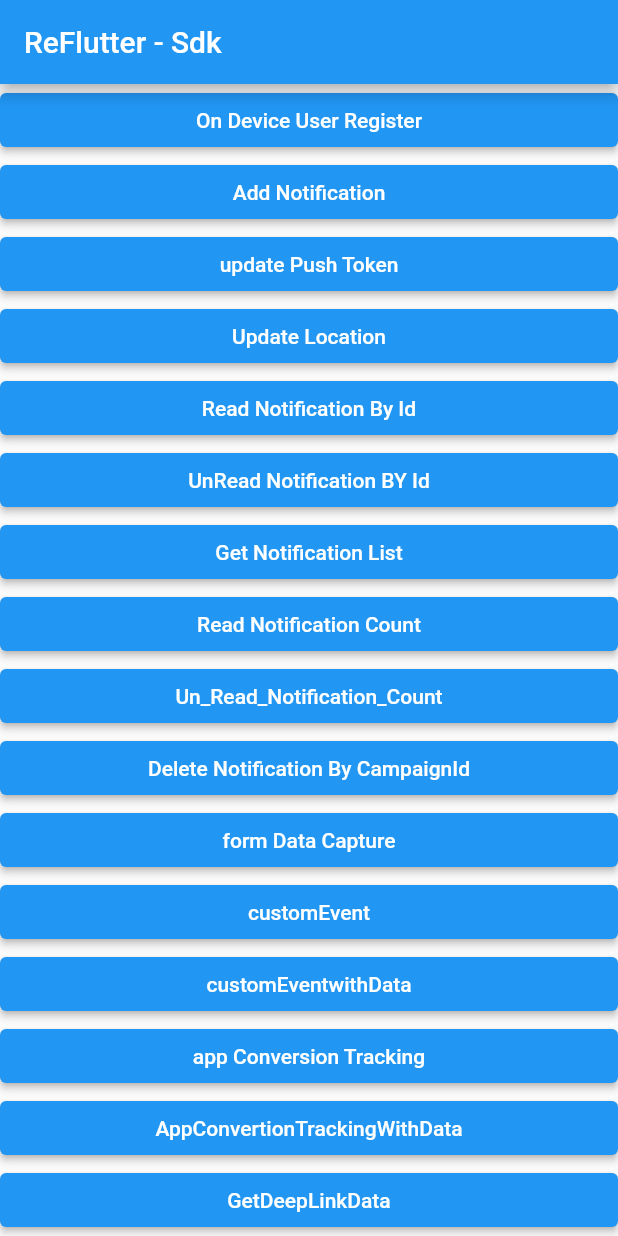
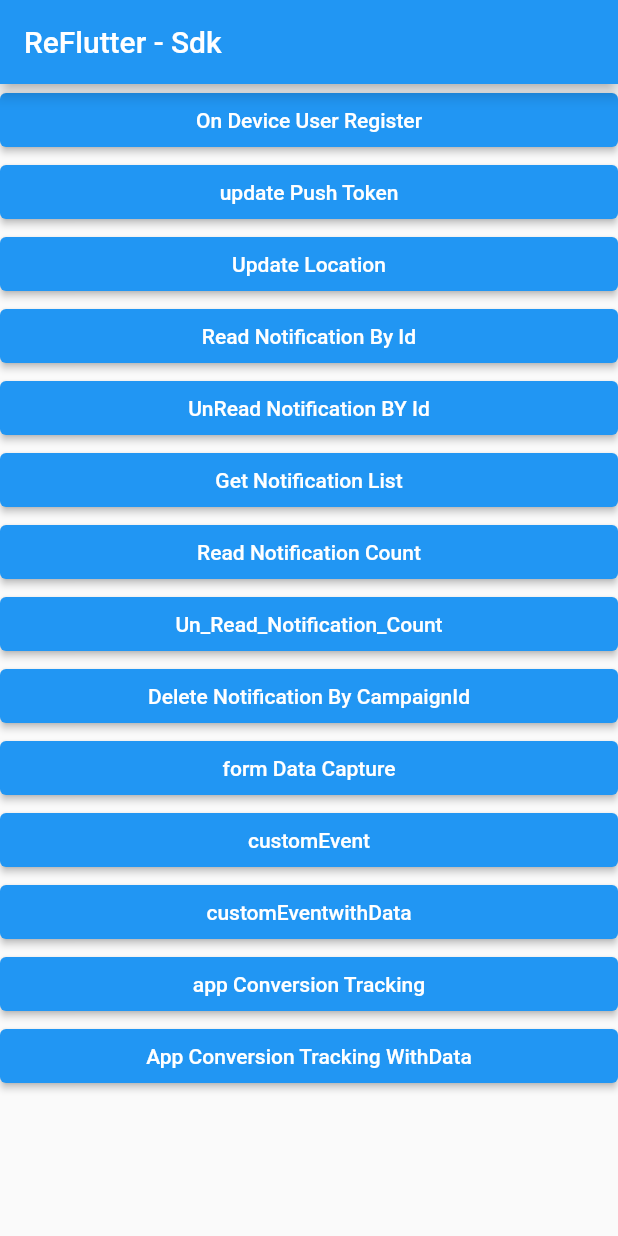
Before and after one commit to ResulticksInc/refluttersdk, a Flutter app: the screen it shows after launch, after a tap on "Delete Notification By CampaignId", on a phone screen of 412 x 824 dp. Run offline on Flutter 3.47's test engine with Material 2 defaults, Android fonts, the phone set to English and light mode, and no system bars; our stand-ins replace firebase_core, firebase_messaging, plugin_platform_interface, uni_links; accounts and stored records are empty.

Commit message:
replaced existing code with cleanedup code

```diff
--- a/example/lib/main.dart
+++ b/example/lib/main.dart
@@ -1,71 +1,79 @@
+import 'package:flutter/material.dart';
+import 'package:firebase_messaging/firebase_messaging.dart';
+import 'package:firebase_core/firebase_core.dart';
+import 'package:refluttersdk/refluttersdk.dart';
 import 'package:flutter/foundation.dart';
-import 'package:flutter/material.dart';
 import 'package:flutter/services.dart';
 import 'dart:async';
-import 'package:refluttersdk/refluttersdk.dart';
-import 'package:firebase_core/firebase_core.dart';
-import 'package:firebase_messaging/firebase_messaging.dart';
-import 'package:get/get.dart';
-import 'package:uni_links/uni_links.dart';
 
 void main() async {
   WidgetsFlutterBinding.ensureInitialized();
   await Firebase.initializeApp();
-  runApp(const MyApp());
+  runApp(MyApp());
 }
 
-class MyApp extends StatefulWidget {
-  const MyApp({super.key});
+class MyApp extends StatelessWidget {
+  const MyApp({Key? key}) : super(key: key);
+  // This widget is the root of your application.
+  @override
+  Widget build(BuildContext context) {
+    return MaterialApp(
+      title: 'Flutter Demo',
+      theme: ThemeData(
+        // This is the theme of your application.
+        //
+        // Try running your application with "flutter run". You'll see the
+        // application has a blue toolbar. Then, without quitting the app, try
+        // changing the primarySwatch below to Colors.green and then invoke
+        // "hot reload" (press "r" in the console where you ran "flutter run",
+        // or simply save your changes to "hot reload" in a Flutter IDE).
+        // Notice that the counter didn't reset back to zero; the application
+        // is not restarted.
+        primarySwatch: Colors.blue,
+      ),
+      home: const MyHomePage(title: 'Flutter Demo Home Page'),
+    );
+  }
+}
+
+class MyHomePage extends StatefulWidget {
+  const MyHomePage({Key? key, required this.title}) : super(key: key);
+
+  // This widget is the home page of your application. It is stateful, meaning
+  // that it has a State object (defined below) that contains fields that affect
+  // how it looks.
+
+  // This class is the configuration for the state. It holds the values (in this
+  // case the title) provided by the parent (in this case the App widget) and
+  // used by the build method of the State. Fields in a Widget subclass are
+  // always marked "final".
+
+  final String title;
 
   @override
-  State<MyApp> createState() => _MyAppState();
+  State<MyHomePage> createState() => _MyHomePageState();
 }
 
-class _MyAppState extends State<MyApp> {
-
-  bool _initialURILinkHandled = false;
-  Uri? _initialURI;
-  Uri? _currentURI;
-  Object? _err;
-  StreamSubscription? _streamSubscription;
-
-  String _platformVersion = 'Unknown';
+class _MyHomePageState extends State<MyHomePage> {
   final _refluttersdkPlugin = Refluttersdk();
-  String token = "dEHA8nVPTq6wHFINot8wu-:APA91bHGLIoi2wp2tPmzMuVSqFtC3_KnB4lyXnzGhezi9MMwTiFzxrr1flBo_ltcgh0nI22QuXdStKk7W7mxA9MftHU15NmZKpcvRrcTXEUYAI1dkIpkqwzYpUl3jFKz8Bm9JDK-uf9m";
-  int notificationCount = 0,
-      _counter = 0;
-  late String cid;
-  late String nList;
-  TextEditingController controller1 = TextEditingController();
-
-
-  Future<void> setupInteractedMessage() async {
-    RemoteMessage? initialMessage =
-    await FirebaseMessaging.instance.getInitialMessage();
-
-    if (initialMessage != null) {
-     // getdeepLinkData();
-    }
-  }
-
+  late FirebaseMessaging messaging;
+  var token;
 
   @override
   void initState() {
     super.initState();
-    Firebase.initializeApp();
-     getdeepLinkData();
-    setupInteractedMessage();
-    FirebaseMessaging.onMessageOpenedApp.listen((message) {
-      // getdeepLinkData();
-    },);
     _getFcmToken();
     _refluttersdkPlugin.listener((data) {
       print("Deeplink Data $data");
     });
   }
+
   Future<void> _getFcmToken() async {
-    String? token = await FirebaseMessaging.instance.getToken();
-    print('Fcm Token: $token');
+    messaging = FirebaseMessaging.instance;
+    messaging.getToken().then((value) {
+      print('Fcm Token: $value');
+      token = value;
+    });
 
   }
 
@@ -75,64 +83,9 @@ class _MyAppState extends State<MyApp> {
     _refluttersdkPlugin.locationUpdate(lat, lang);
   }
 
-  newNotification() {
-    var notificationTitle = "sample Title";
-    var notificationBody = "sample Body";
-    //_refluttersdkPlugin.addNewNotification();
-  }
-
   customEvent() {
     var content = "On Track Event called!!!";
     _refluttersdkPlugin.customEvent(content);
-  }
-
-  deleteNotificationByCampaignid() {
-    setCidState();
-    _refluttersdkPlugin.deleteNotificationByCampaignId(cid);
-  }
-
-  setCidState() {
-    setState(() {
-      cid ="k2S||FaV|vV|T_tX7N6|1003123|Bulk|20221115060533";
-    });
-  }
-
-  readnotification() {
-    setCidState();
-    _refluttersdkPlugin.readNotification(cid);
-  }
-
-  unreadNotification() {
-    setCidState();
-    _refluttersdkPlugin.unReadNotification(cid);
-  }
-
-  appconversionTracking() {
-    _refluttersdkPlugin.appConversion();
-  }
-
-  appconversionTrackingWithData() {
-    Map appConvertionData={
-      "name":"xyrr",
-      "data":{
-        "age":"23",
-        "city":"yyy"
-      }
-    };
-    _refluttersdkPlugin.appConversionWithData(appConvertionData);
-  }
-
-  formdataCapture() {
-    Map formData = {
-      "Name": "vishwa",
-      "EmailID": "abc@gmail.com",
-      "MobileNo": 9329333,
-      "Gender": "Male",
-      "formid": 101, // required
-      "apikey": "api_key_b78db6rb3-9462-4132-a4d3-894db10b3782",
-      "City": "Chennai" // required
-    };
-    _refluttersdkPlugin.formDataCapture(formData);
   }
 
   customEventwithData() {
@@ -143,9 +96,51 @@ class _MyAppState extends State<MyApp> {
     _refluttersdkPlugin.customEventWithData(eventData);
   }
 
-  updatepushToken() {
-    _refluttersdkPlugin.updatePushToken(token);
+  deleteNotificationByCampaignid(campaignId) {
+    _refluttersdkPlugin.deleteNotificationByCampaignId(campaignId);
   }
+
+  readnotification(campaignId) {
+    _refluttersdkPlugin.readNotification(campaignId);
+  }
+
+  unreadNotification(campaignId) {
+    _refluttersdkPlugin.unReadNotification(campaignId);
+  }
+
+  appconversionTracking() {
+    _refluttersdkPlugin.appConversion();
+  }
+
+  appconversionTrackingWithData() {
+    Map appConversionData = {
+      "name":"xyrr",
+      "data":{
+        "age":"23",
+        "city":"yyy"
+      }
+    };
+    _refluttersdkPlugin.appConversionWithData(appConversionData);
+  }
+
+  formdataCapture() {
+
+    Map formData = {
+      "Name": "vishwa",
+      "EmailID": "abc@gmail.com",
+      "MobileNo": 9329333,
+      "Gender": "Male",
+      "formid": 101, // required
+      "apikey": "b78db6rb3-9462-4132-a4d3-894db10b3782",
+      "City": "Chennai" // required
+    };
+    _refluttersdkPlugin.formDataCapture(formData);
+  }
+
+  updatepushToken(fcmToken) {
+    _refluttersdkPlugin.updatePushToken(fcmToken);
+  }
+
   ondeviceRegister() {
 
     Map userData = {
@@ -166,22 +161,9 @@ class _MyAppState extends State<MyApp> {
     _refluttersdkPlugin.sdkRegisteration(userData);
   }
 
-
-  getdeepLinkData() {
-    print('getdeepLinkData 1::  Called');
-
-    _refluttersdkPlugin.deepLinkData();
-  }
-
-  deeplinkData (String data) {
-    print('onInstallDataReceived :: $data');
-  }
-
   readnotificationCount() async {
     var rnCount = await _refluttersdkPlugin.getReadNotificationCount();
-    setState(() {
-      notificationCount = rnCount!;
-    });
+
     if (kDebugMode) {
       print("readNotificationCount::$rnCount");
     }
@@ -199,11 +181,6 @@ class _MyAppState extends State<MyApp> {
   @override
   Widget build(BuildContext context) {
     return MaterialApp(
-        routes:{
-          '/phonefield' :(BuildContext contxt)=> Screen1(),
-          '/3vx5fd' :(BuildContext contxt)=> Screen2()
-        },
-
         home: Scaffold(
             appBar: AppBar(
               title: const Text('ReFlutter - Sdk'),
@@ -222,14 +199,8 @@ class _MyAppState extends State<MyApp> {
                           ),
                           SizedBox(
                             width: double.infinity,
-                            child: ElevatedButton(onPressed: () { //
-                              newNotification();
-                            }, child: Text("Add Notification")),
-                          ),
-                          SizedBox(
-                            width: double.infinity,
                             child: ElevatedButton(onPressed: () {
-                              updatepushToken();
+                              updatepushToken(token);
                             }, child: Text("update Push Token"),),
                           ),
                           SizedBox(
@@ -241,13 +212,13 @@ class _MyAppState extends State<MyApp> {
                           SizedBox(
                             width: double.infinity,
                             child: ElevatedButton(onPressed: () {
-                              readnotification();
+                              readnotification("w39|G|qqD|iF|DEA5Q|430404|Bulk|20230418060124");
                             }, child: Text("Read Notification By Id"),),
                           ),
                           SizedBox(
                             width: double.infinity,
                             child: ElevatedButton(onPressed: () {
-                              unreadNotification();
+                              unreadNotification("w39|G|qqD|iF|DEA5Q|430404|Bulk|20230418060124");
                             }, child: Text("UnRead Notification BY Id"),),
                           ),
                           SizedBox(
@@ -272,10 +243,7 @@ class _MyAppState extends State<MyApp> {
                           SizedBox(
                             width: double.infinity,
                             child: ElevatedButton(onPressed: () {
-                              deleteNotificationByCampaignid();
-                              setState(() {
-                                controller1.clear();
-                              });
+                              deleteNotificationByCampaignid("w39|G|qqD|iF|DEA5Q|430404|Bulk|20230418060124");
                             }, child: Text("Delete Notification By CampaignId"),),
                           ),
                           SizedBox(
@@ -293,7 +261,6 @@ class _MyAppState extends State<MyApp> {
                           SizedBox(
                             width: double.infinity,
                             child: ElevatedButton(onPressed: () {
-                              style:
                               ElevatedButton.styleFrom(
                                 minimumSize: Size.fromHeight(40),);
                               customEventwithData();
@@ -308,20 +275,10 @@ class _MyAppState extends State<MyApp> {
                           SizedBox(
                             width: double.infinity,
                             child: ElevatedButton(onPressed: () {
-                              style:
                               ElevatedButton.styleFrom(
                                 minimumSize: Size.fromHeight(40),);
                               appconversionTrackingWithData();
-                            }, child: Text("AppConvertionTrackingWithData"),),
-                          ),
-                          SizedBox(
-                            width: double.infinity,
-                            child: ElevatedButton(onPressed: () {
-                              style:
-                              ElevatedButton.styleFrom(
-                                minimumSize: Size.fromHeight(40),);
-                              getdeepLinkData();
-                            }, child: Text("GetDeepLinkData"),),
+                            }, child: Text("App Conversion Tracking WithData"),),
                           ),
                         ],
                       ),
@@ -331,49 +288,4 @@ class _MyAppState extends State<MyApp> {
         )
     );
   }
-
-
 }
-
-
-class Screen1 extends StatefulWidget {
-  const Screen1({Key? key}) : super(key: key);
-
-  @override
-  State<Screen1> createState() => _Screen1State();
-}
-
-class _Screen1State extends State<Screen1> {
-  @override
-  Widget build(BuildContext context) {
-    return Container(
-      color: Colors.blue,
-      child: Column(
-        children: [
-          Text("Screen1")
-        ],
-      ),
-    );
-  }
-}
-
-class Screen2 extends StatefulWidget {
-  const Screen2({Key? key}) : super(key: key);
-
-  @override
-  State<Screen2> createState() => _Screen2State();
-}
-
-class _Screen2State extends State<Screen2> {
-  @override
-  Widget build(BuildContext context) {
-    return  Container(
-      color: Colors.blue,
-      child: Column(
-        children: [
-          Text("Screen2")
-        ],
-      ),
-    ); ;
-  }
-}
```
